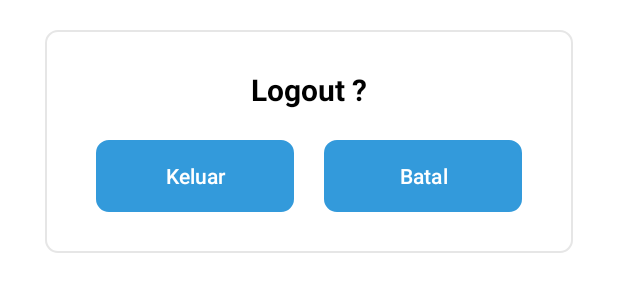
After one commit to MunMunDev/Aplikasi-Buku-Digital-Kewirausahaan-Bagi-Pemula, an Android app: the layout alert_dialog_logout.xml on its own in the app's theme, with its tools: preview values and no code run, on a phone screen of 412 x 824 dp. The commit adds this screen. Shown: the top 300 px of the screen. Run offline under Robolectric (Android 15) with nearby library versions, the phone set to English and light mode, and no system bars.

Commit message:
menambahkan data khusus login

```diff
--- a/app/src/main/java/com/example/aplikasibukudigitalkewirausahaanbagipemula/ui/activity/login/LoginActivity.kt
+++ b/app/src/main/java/com/example/aplikasibukudigitalkewirausahaanbagipemula/ui/activity/login/LoginActivity.kt
@@ -13,10 +13,11 @@ import com.example.aplikasibukudigitalkewirausahaanbagipemula.ui.activity.user.M
 import com.example.aplikasibukudigitalkewirausahaanbagipemula.utils.LoadingAlertDialog
 import com.example.aplikasibukudigitalkewirausahaanbagipemula.utils.SharedPreferencesLogin
 import com.example.aplikasibukudigitalkewirausahaanbagipemula.utils.network.UIState
+import dagger.hilt.android.AndroidEntryPoint
 import javax.inject.Inject
 
+@AndroidEntryPoint
 class LoginActivity : AppCompatActivity() {
-    private val TAG = "LoginActivityTAG"
     private lateinit var loginBinding: ActivityLoginBinding
     private lateinit var sharedPreferencesLogin: SharedPreferencesLogin
     @Inject lateinit var loading : LoadingAlertDialog
--- /dev/null
+++ b/app/src/main/res/drawable/baseline_exit_to_app_24.xml
@@ -0,0 +1,5 @@
+<vector android:autoMirrored="true" android:height="24dp"
+    android:tint="#000000" android:viewportHeight="24"
+    android:viewportWidth="24" android:width="24dp" xmlns:android="http://schemas.android.com/apk/res/android">
+    <path android:fillColor="@android:color/white" android:pathData="M10.09,15.59L11.5,17l5,-5 -5,-5 -1.41,1.41L12.67,11H3v2h9.67l-2.58,2.59zM19,3H5c-1.11,0 -2,0.9 -2,2v4h2V5h14v14H5v-4H3v4c0,1.1 0.89,2 2,2h14c1.1,0 2,-0.9 2,-2V5c0,-1.1 -0.9,-2 -2,-2z"/>
+</vector>
--- /dev/null
+++ b/app/src/main/res/layout/alert_dialog_logout.xml
@@ -0,0 +1,60 @@
+<?xml version="1.0" encoding="utf-8"?>
+<androidx.constraintlayout.widget.ConstraintLayout xmlns:android="http://schemas.android.com/apk/res/android"
+    xmlns:app="http://schemas.android.com/apk/res-auto"
+    android:layout_width="match_parent"
+    android:layout_height="wrap_content"
+    android:layout_marginStart="30dp"
+    android:layout_marginTop="20dp"
+    android:layout_marginEnd="30dp"
+    android:background="@drawable/bg_card">
+
+    <TextView
+        android:id="@+id/tvLogout"
+        android:layout_width="wrap_content"
+        android:layout_height="wrap_content"
+        android:layout_marginTop="14dp"
+        android:text="Logout ?"
+        android:textStyle="bold"
+        android:textAlignment="center"
+        android:textColor="@color/black"
+        android:textSize="20sp"
+        app:layout_constraintBottom_toTopOf="@id/linearLayoutButton"
+        app:layout_constraintEnd_toEndOf="parent"
+        app:layout_constraintStart_toStartOf="parent"
+        app:layout_constraintTop_toTopOf="parent" />
+
+    <LinearLayout
+        android:id="@+id/linearLayoutButton"
+        android:layout_width="match_parent"
+        android:layout_height="wrap_content"
+        android:orientation="horizontal"
+        app:layout_constraintBottom_toBottomOf="parent"
+        app:layout_constraintStart_toStartOf="parent"
+        app:layout_constraintTop_toBottomOf="@id/tvLogout"
+        android:layout_marginLeft="20dp"
+        android:layout_marginRight="20dp"
+        android:layout_marginBottom="15dp"
+        android:layout_marginTop="20dp">
+        <Button
+            android:id="@+id/btnLogout"
+            android:layout_width="wrap_content"
+            android:layout_height="wrap_content"
+            android:layout_weight="1"
+            android:text="Keluar"
+            android:textColor="@color/white"
+            android:background="@drawable/bg_btn_danger"
+            android:layout_marginRight="10dp"/>
+
+        <Button
+            android:id="@+id/btnBatalLogout"
+            android:layout_width="wrap_content"
+            android:layout_height="wrap_content"
+            android:layout_weight="1"
+            android:text="Batal"
+            android:textColor="@color/white"
+            app:iconGravity="textEnd"
+            android:background="@drawable/bg_btn_batal"
+            android:layout_marginLeft="10dp"/>
+    </LinearLayout>
+
+</androidx.constraintlayout.widget.ConstraintLayout>
--- a/app/src/main/res/values/colors.xml
+++ b/app/src/main/res/values/colors.xml
@@ -19,4 +19,7 @@
     <color name="backgroundTransparent">#B3000000</color>
     <color name="textJudulTransparent">#FFFFFF</color>
     <color name="textPenulisTransparent">#DCDCDC</color>
+
+    <color name="centerGradient">#BCD3E1</color>
+    <color name="endGradient">#AEDAF4</color>
 </resources>
```
Also changed, not shown: app/src/main/java/com/example/aplikasibukudigitalkewirausahaanbagipemula/utils/KontrolNavigationDrawer.kt (+30 -23 lines), app/src/main/res/drawable/bg_gradient.xml (added, +8 -0 lines), app/src/main/res/layout/activity_login.xml (+35 -20 lines), app/src/main/res/menu/nav_menu_user.xml (+5 -5 lines).
